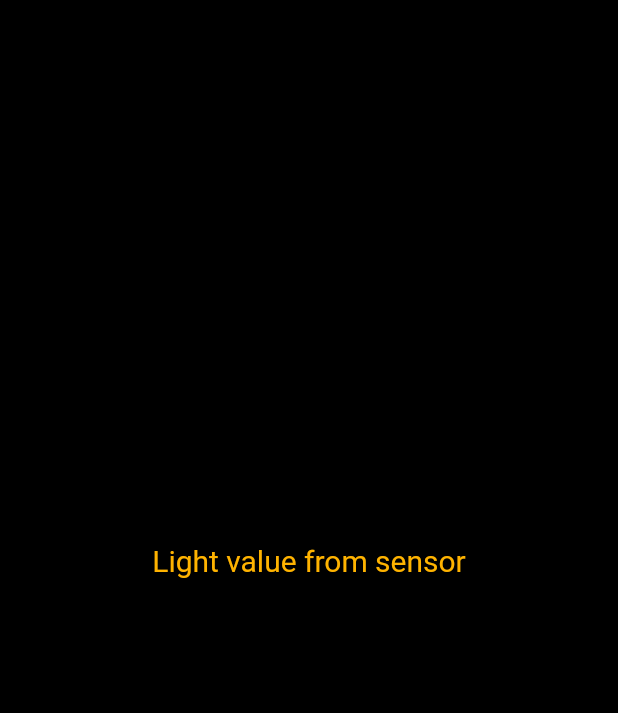
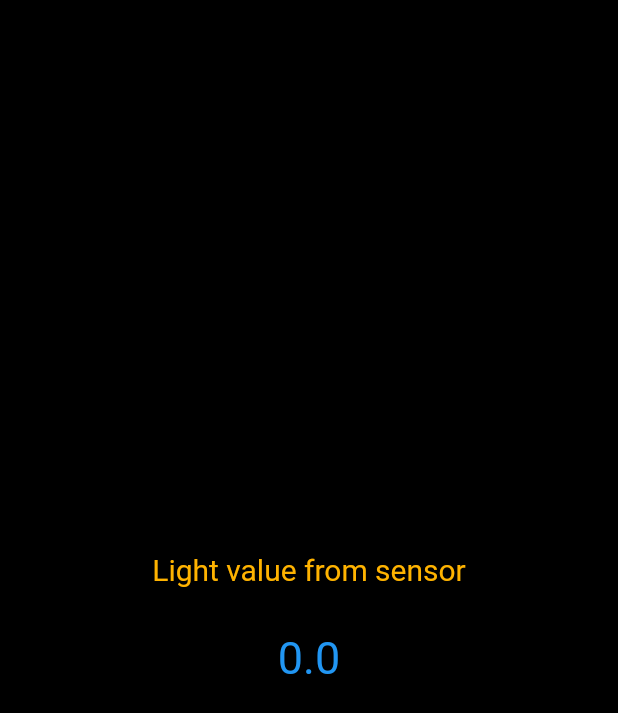
Before and after one commit to stepanzalis/android_light_sensor, a Flutter app: the screen it shows after launch, on a phone screen of 412 x 824 dp. Shown: the top 713 px of the screen. Run offline on Flutter 3.47's test engine with Material 2 defaults, Android fonts, the phone set to English and light mode, and no system bars.

```diff
--- a/lib/main.dart
+++ b/lib/main.dart
@@ -1,5 +1,8 @@
 import 'package:flutter/material.dart';
 import 'package:light_sensor/screens/home_page.dart';
+import 'package:provider/provider.dart';
+
+import 'light_bloc.dart';
 
 void main() => runApp(MyApp());
 
@@ -7,12 +10,14 @@ class MyApp extends StatelessWidget {
   @override
   Widget build(BuildContext context) {
     return MaterialApp(
-      title: 'Flutter Demo',
-      debugShowCheckedModeBanner: false,
-      theme: ThemeData(
-        primarySwatch: Colors.blue,
-      ),
-      home: HomePage(),
+        title: 'Flutter Demo',
+        debugShowCheckedModeBanner: false,
+        theme: ThemeData(primarySwatch: Colors.blue),
+        home: Provider<LightBloc>(
+            builder: (context) => LightBloc(),
+            dispose: (context, bloc) => bloc.cancel(),
+            child: HomePage()
+        )
     );
   }
 }
--- a/lib/screens/home_page.dart
+++ b/lib/screens/home_page.dart
@@ -5,6 +5,7 @@ import 'package:flutter/services.dart';
 import 'package:light_sensor/light_bloc.dart';
 import 'package:light_sensor/utils/constants.dart';
 import 'package:light_sensor/widgets/text_widget.dart';
+import 'package:provider/provider.dart';
 
 class HomePage extends StatefulWidget {
   HomePage({Key key}) : super(key: key);
@@ -13,15 +14,14 @@ class HomePage extends StatefulWidget {
   _HomePageState createState() => _HomePageState();
 }
 
-class _HomePageState extends State<HomePage>
-    with SingleTickerProviderStateMixin {
+class _HomePageState extends State<HomePage> {
   StreamSubscription _lightSubscription;
-
-  final _lightBloc = LightBloc();
   final streamChannel = const EventChannel(PLATFORM_CHANNEL);
 
   @override
   Widget build(BuildContext context) {
+    final _lightBloc = Provider.of<LightBloc>(context);
+
     return Scaffold(
         body: StreamBuilder<double>(
             initialData: _lightBloc.lightValue,
@@ -29,28 +29,25 @@ class _HomePageState extends State<HomePage>
             builder: (context, snapshot) => Container(
                   width: double.infinity,
                   height: double.infinity,
-                  color: Color.lerp(
-                      Colors.black, Colors.white, _computeColor(snapshot.data)),
-                  child: LightTextContainer(
-                      lightValue: snapshot.data, bloc: _lightBloc),
+                  color: Color.lerp(Colors.black, Colors.white, _computeColor(snapshot.data)),
+                  child: LightTextContainer(value: snapshot.data),
                 )));
   }
 
-  _setLightValue(double value) => _lightBloc.lightSink.add(value);
+  _setLightValue(double value, LightBloc _lightBloc) => _lightBloc.lightSink.add(value);
+
   _computeColor(double value) => value / 10;
 
   @override
   void initState() {
     super.initState();
-    _lightSubscription = streamChannel
-        .receiveBroadcastStream()
-        .listen((data) => _setLightValue(data));
+    _lightSubscription =
+        streamChannel.receiveBroadcastStream().listen((data) => _setLightValue(data, Provider.of<LightBloc>(context)));
   }
 
   @override
   void dispose() {
     super.dispose();
-    _lightBloc.cancel();
     _lightSubscription.cancel();
   }
 }
--- a/lib/widgets/text_widget.dart
+++ b/lib/widgets/text_widget.dart
@@ -1,47 +1,33 @@
 import 'package:flutter/material.dart';
-import 'package:light_sensor/light_bloc.dart';
 
 class LightTextContainer extends StatelessWidget {
-
-  final double lightValue;
-  final LightBloc bloc;
-
   const LightTextContainer({
-    @required this.lightValue,
-    @required this.bloc,
+    @required this.value,
     Key key,
   }) : super(key: key);
 
+  final double value;
+
   @override
   Widget build(BuildContext context) {
-    final double screenWidth = MediaQuery.of(context).size.width;
-    final double screenHeight = MediaQuery.of(context).size.height;
-
-    return Stack(
+    return Column(
+      mainAxisAlignment: MainAxisAlignment.center,
+      crossAxisAlignment: CrossAxisAlignment.center,
       children: <Widget>[
-        Positioned(
-          width: screenWidth,
-          top: screenHeight / 2 - 50,
-          child: Text("Light value from sensor",
-              textAlign: TextAlign.center,
-              style: TextStyle(
-                  color: Colors.amber[600],
-                  fontSize: 20,
-                  fontFamily: DefaultTextStyle.of(context).style.fontFamily)),
+        Text(
+          "Light value from sensor",
+          textAlign: TextAlign.center,
+          style: TextStyle(
+              color: Colors.amber[600], fontSize: 20, fontFamily: DefaultTextStyle.of(context).style.fontFamily),
         ),
-        Positioned(
-          top: screenHeight / 2,
-          width: screenWidth,
-          child: Text("$lightValue",
-              textAlign: TextAlign.center,
-              style: TextStyle(
-                  color: Colors.blue,
-                  fontSize: _computeFontSize(lightValue),
-                  fontFamily: DefaultTextStyle.of(context).style.fontFamily)),
-        )
+        SizedBox(
+          height: 30,
+        ),
+        Text("$value",
+            textAlign: TextAlign.center,
+            style:
+                TextStyle(color: Colors.blue, fontSize: 30, fontFamily: DefaultTextStyle.of(context).style.fontFamily)),
       ],
     );
   }
-
-  _computeFontSize(double value) => value >= 40 ? 40.0 : value * 3;
 }
--- a/pubspec.yaml
+++ b/pubspec.yaml
@@ -19,6 +19,7 @@ environment:
 dependencies:
   flutter:
     sdk: flutter
+  provider: ^3.1.0+1
 
   # The following adds the Cupertino Icons font to your application.
   # Use with the CupertinoIcons class for iOS style icons.
```
Also changed, not shown: 4 other files.
